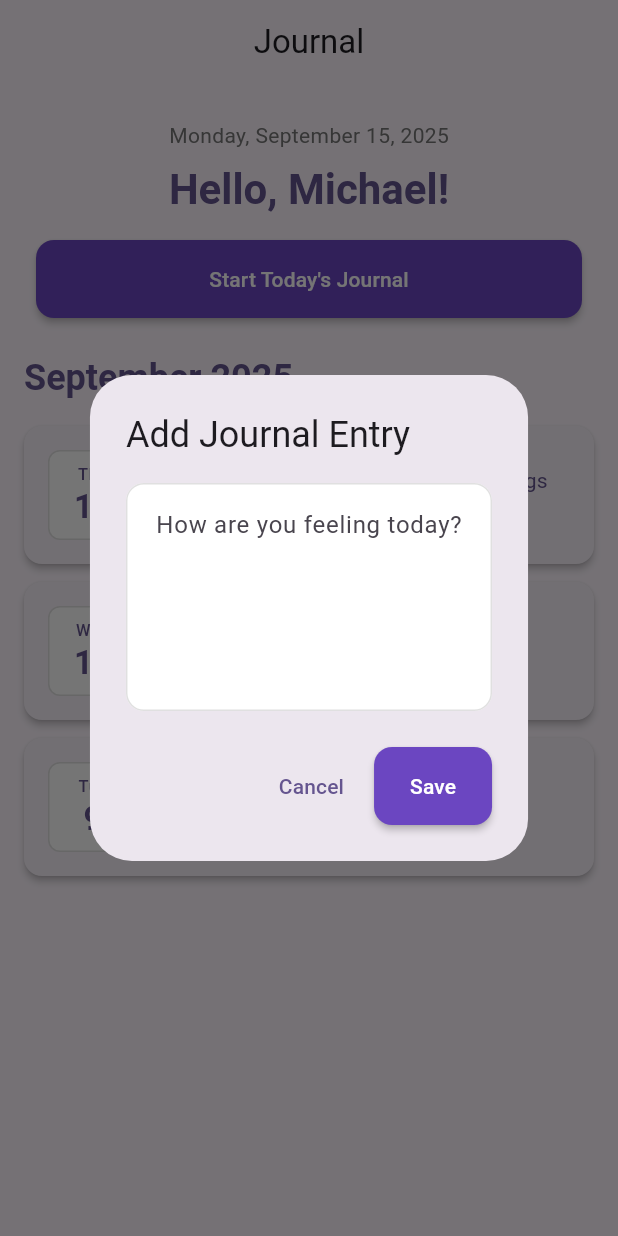
After one commit to daobinhgiang/binge-eating-dart, a Flutter app: the JournalScreen screen opened directly, after a tap on an icon or button, on a phone screen of 412 x 824 dp. The commit adds this screen. Run offline on Flutter 3.47's test engine with Material 3 defaults, Android fonts, the phone set to English and light mode, and no system bars; our stand-ins replace cloud_firestore, firebase_auth, firebase_core, flutter_riverpod, go_router, google_sign_in; accounts and stored records are empty.

Commit message:
Bottom nav bar + Journal page placeholder done

```diff
--- a/lib/main.dart
+++ b/lib/main.dart
@@ -4,8 +4,7 @@ import 'package:flutter_riverpod/flutter_riverpod.dart';
 import 'package:go_router/go_router.dart';
 import 'package:flutter_web_plugins/url_strategy.dart';
 import 'firebase_options.dart';
-import 'screens/home_screen.dart';
-import 'screens/education/education_screen.dart';
+import 'screens/main_navigation.dart';
 import 'screens/education/article_detail_screen.dart';
 import 'screens/auth/login_screen.dart';
 import 'screens/auth/register_screen.dart';
@@ -99,7 +98,7 @@ final _router = GoRouter(
   routes: [
     GoRoute(
       path: '/',
-      builder: (context, state) => const AuthGuard(child: HomeScreen()),
+      builder: (context, state) => const AuthGuard(child: MainNavigation()),
     ),
     GoRoute(
       path: '/login',
@@ -108,10 +107,6 @@ final _router = GoRouter(
     GoRoute(
       path: '/register',
       builder: (context, state) => const RegisterScreen(),
-    ),
-    GoRoute(
-      path: '/education',
-      builder: (context, state) => const AuthGuard(child: EducationScreen()),
     ),
     GoRoute(
       path: '/education/article/:id',
--- a/lib/screens/home_screen.dart
+++ b/lib/screens/home_screen.dart
@@ -13,6 +13,7 @@ class HomeScreen extends ConsumerWidget {
     return Scaffold(
       appBar: AppBar(
         title: const Text('BED Support App'),
+        centerTitle: true,
         actions: [
           authState.when(
             data: (user) => user != null
--- /dev/null
+++ b/lib/screens/journal/journal_screen.dart
@@ -0,0 +1,266 @@
+import 'package:flutter/material.dart';
+import 'package:flutter_riverpod/flutter_riverpod.dart';
+
+class JournalScreen extends ConsumerStatefulWidget {
+  const JournalScreen({super.key});
+
+  @override
+  ConsumerState<JournalScreen> createState() => _JournalScreenState();
+}
+
+class _JournalScreenState extends ConsumerState<JournalScreen> {
+  final TextEditingController _journalController = TextEditingController();
+  final List<JournalEntry> _journalEntries = [
+    JournalEntry(
+      date: DateTime(2025, 9, 11),
+      content: "Today's been a real challenge but things will get better!",
+    ),
+    JournalEntry(
+      date: DateTime(2025, 9, 10),
+      content: "Today's been shit but things will get better!",
+    ),
+    JournalEntry(
+      date: DateTime(2025, 9, 9),
+      content: "Fucking hell.",
+    ),
+  ];
+
+  @override
+  void dispose() {
+    _journalController.dispose();
+    super.dispose();
+  }
+
+  @override
+  Widget build(BuildContext context) {
+    return Scaffold(
+      appBar: AppBar(
+        title: const Text('Journal'),
+        centerTitle: true,
+      ),
+      body: Column(
+        children: [
+          // Header with date and greeting
+          Container(
+            width: double.infinity,
+            padding: const EdgeInsets.all(24),
+            child: Column(
+              children: [
+                Text(
+                  _formatDate(DateTime.now()),
+                  style: Theme.of(context).textTheme.bodyMedium?.copyWith(
+                    color: Colors.grey[600],
+                  ),
+                ),
+                const SizedBox(height: 8),
+                Text(
+                  'Hello, Michael!',
+                  style: Theme.of(context).textTheme.headlineMedium?.copyWith(
+                    fontWeight: FontWeight.bold,
+                    color: Theme.of(context).colorScheme.primary,
+                  ),
+                ),
+                const SizedBox(height: 16),
+                SizedBox(
+                  width: double.infinity,
+                  child: ElevatedButton(
+                    onPressed: _showAddEntryDialog,
+                    child: const Text('Start Today\'s Journal'),
+                  ),
+                ),
+              ],
+            ),
+          ),
+
+          // Journal entries section
+          Expanded(
+            child: Padding(
+              padding: const EdgeInsets.symmetric(horizontal: 16),
+              child: Column(
+                crossAxisAlignment: CrossAxisAlignment.start,
+                children: [
+                  Text(
+                    _formatMonthYear(DateTime.now()),
+                    style: Theme.of(context).textTheme.headlineSmall?.copyWith(
+                      fontWeight: FontWeight.bold,
+                      color: Theme.of(context).colorScheme.primary,
+                    ),
+                  ),
+                  const SizedBox(height: 16),
+                  Expanded(
+                    child: _journalEntries.isEmpty
+                        ? Center(
+                            child: Column(
+                              mainAxisAlignment: MainAxisAlignment.center,
+                              children: [
+                                Icon(
+                                  Icons.edit_note_outlined,
+                                  size: 64,
+                                  color: Colors.grey[400],
+                                ),
+                                const SizedBox(height: 16),
+                                Text(
+                                  'No journal entries yet',
+                                  style: Theme.of(context).textTheme.headlineSmall?.copyWith(
+                                    color: Colors.grey[600],
+                                  ),
+                                ),
+                                const SizedBox(height: 8),
+                                Text(
+                                  'Start your journaling journey today',
+                                  style: Theme.of(context).textTheme.bodyMedium?.copyWith(
+                                    color: Colors.grey[500],
+                                  ),
+                                ),
+                              ],
+                            ),
+                          )
+                        : ListView.builder(
+                            itemCount: _journalEntries.length,
+                            itemBuilder: (context, index) {
+                              final entry = _journalEntries[index];
+                              return _buildJournalEntryCard(context, entry);
+                            },
+                          ),
+                  ),
+                ],
+              ),
+            ),
+          ),
+        ],
+      ),
+    );
+  }
+
+  Widget _buildJournalEntryCard(BuildContext context, JournalEntry entry) {
+    return Card(
+      margin: const EdgeInsets.only(bottom: 12),
+      child: Padding(
+        padding: const EdgeInsets.all(16),
+        child: Row(
+          children: [
+            // Date box
+            Container(
+              width: 60,
+              height: 60,
+              decoration: BoxDecoration(
+                color: Colors.white,
+                borderRadius: BorderRadius.circular(8),
+                border: Border.all(color: Colors.grey[300]!),
+              ),
+              child: Column(
+                mainAxisAlignment: MainAxisAlignment.center,
+                children: [
+                  Text(
+                    _getDayAbbreviation(entry.date.weekday),
+                    style: Theme.of(context).textTheme.labelSmall?.copyWith(
+                      color: Theme.of(context).colorScheme.primary,
+                      fontWeight: FontWeight.w500,
+                    ),
+                  ),
+                  Text(
+                    '${entry.date.day}',
+                    style: Theme.of(context).textTheme.titleLarge?.copyWith(
+                      color: Theme.of(context).colorScheme.primary,
+                      fontWeight: FontWeight.bold,
+                    ),
+                  ),
+                ],
+              ),
+            ),
+            const SizedBox(width: 16),
+            // Content
+            Expanded(
+              child: Text(
+                entry.content,
+                style: Theme.of(context).textTheme.bodyMedium?.copyWith(
+                  color: Theme.of(context).colorScheme.primary,
+                ),
+              ),
+            ),
+          ],
+        ),
+      ),
+    );
+  }
+
+  void _showAddEntryDialog() {
+    showDialog(
+      context: context,
+      builder: (context) => AlertDialog(
+        title: const Text('Add Journal Entry'),
+        content: TextField(
+          controller: _journalController,
+          maxLines: 5,
+          decoration: const InputDecoration(
+            hintText: 'How are you feeling today?',
+            border: OutlineInputBorder(),
+          ),
+        ),
+        actions: [
+          TextButton(
+            onPressed: () {
+              Navigator.of(context).pop();
+              _journalController.clear();
+            },
+            child: const Text('Cancel'),
+          ),
+          ElevatedButton(
+            onPressed: () {
+              if (_journalController.text.trim().isNotEmpty) {
+                setState(() {
+                  _journalEntries.insert(
+                    0,
+                    JournalEntry(
+                      date: DateTime.now(),
+                      content: _journalController.text.trim(),
+                    ),
+                  );
+                });
+                Navigator.of(context).pop();
+                _journalController.clear();
+              }
+            },
+            child: const Text('Save'),
+          ),
+        ],
+      ),
+    );
+  }
+
+  String _formatDate(DateTime date) {
+    const months = [
+      'January', 'February', 'March', 'April', 'May', 'June',
+      'July', 'August', 'September', 'October', 'November', 'December'
+    ];
+    const days = [
+      'Monday', 'Tuesday', 'Wednesday', 'Thursday', 'Friday', 'Saturday', 'Sunday'
+    ];
+
+    return '${days[date.weekday - 1]}, ${months[date.month - 1]} ${date.day}, ${date.year}';
+  }
+
+  String _formatMonthYear(DateTime date) {
+    const months = [
+      'January', 'February', 'March', 'April', 'May', 'June',
+      'July', 'August', 'September', 'October', 'November', 'December'
+    ];
+
+    return '${months[date.month - 1]} ${date.year}';
+  }
+
+  String _getDayAbbreviation(int weekday) {
+    const days = ['Mon', 'Tue', 'Wed', 'Thu', 'Fri', 'Sat', 'Sun'];
+    return days[weekday - 1];
+  }
+}
+
+class JournalEntry {
+  final DateTime date;
+  final String content;
+
+  JournalEntry({
+    required this.date,
+    required this.content,
+  });
+}
```
Also changed, not shown: lib/screens/main_navigation.dart (added, +132 -0 lines), lib/screens/profile/profile_screen.dart (added, +224 -0 lines).
